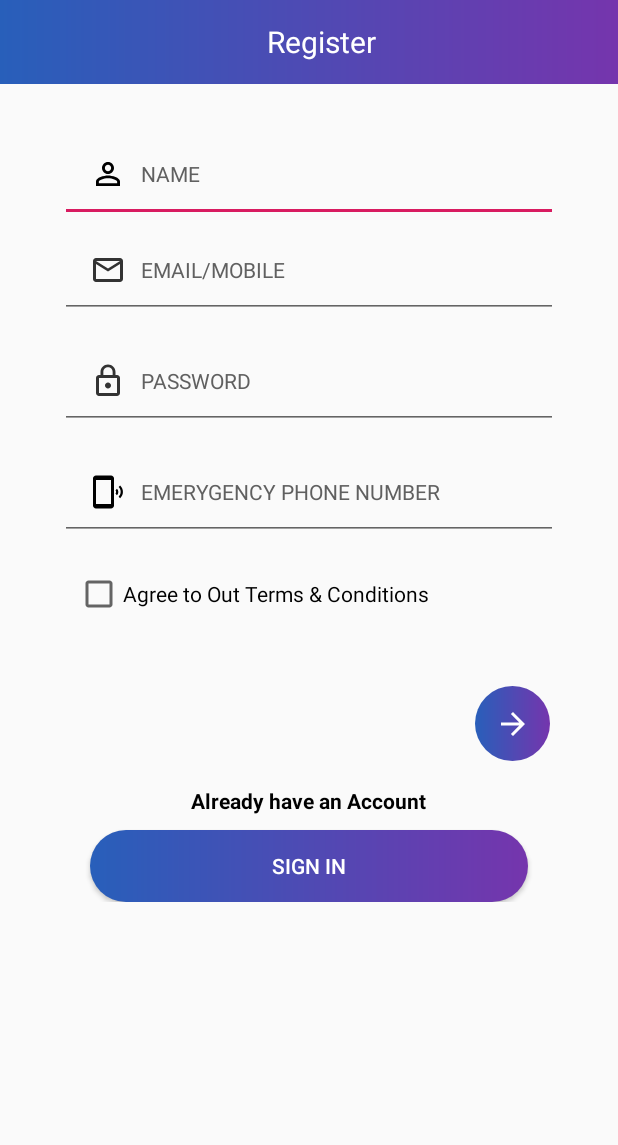
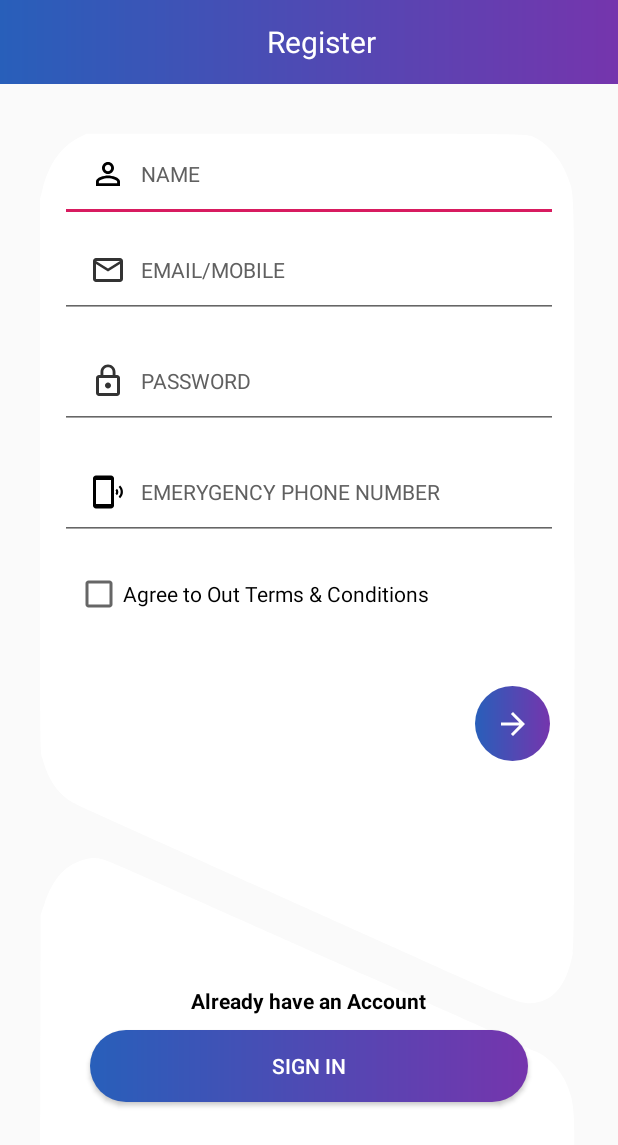
Before and after one commit to princexoleo/Be-Safe-lite, an Android app: the SignUpActivity screen opened directly, with no data from a screen before it, on a phone screen of 412 x 824 dp. Shown: the top 1145 px of the screen. Run offline under Robolectric (Android 15) with nearby library versions, the phone set to English and light mode, and no system bars.

Commit message:
some bug fixed

```diff
--- a/app/src/main/java/airobotics/asia/SignUpActivity.java
+++ b/app/src/main/java/airobotics/asia/SignUpActivity.java
@@ -1,14 +1,66 @@
 package airobotics.asia;
 
 import androidx.appcompat.app.AppCompatActivity;
+import androidx.appcompat.widget.Toolbar;
 
+import android.content.Intent;
 import android.os.Bundle;
+import android.util.Log;
+import android.view.View;
+import android.widget.Button;
+import android.widget.CheckBox;
+import android.widget.EditText;
+import android.widget.ImageButton;
+import android.widget.Toast;
 
 public class SignUpActivity extends AppCompatActivity {
+    private static final String TAG = "SignUpActivity";
+
+    //
+    Toolbar toolbar;
+    EditText emailEditText, passwordEditText, emergencyPhoneEditText;
+    CheckBox checkBox;
+    ImageButton signupButton;
+    Button signinButton;
+    //
 
     @Override
     protected void onCreate(Bundle savedInstanceState) {
         super.onCreate(savedInstanceState);
         setContentView(R.layout.activity_sign_up);
+
+        //initialize view components with XML files
+        toolbar = findViewById(R.id.toolbar);
+        emailEditText = findViewById(R.id.email);
+        passwordEditText = findViewById(R.id.password);
+        emergencyPhoneEditText = findViewById(R.id.emergency_phone);
+        signinButton = findViewById(R.id.r_signin_btn);
+        signupButton = findViewById(R.id.r_signup_btn);
+        checkBox = findViewById(R.id.checkbox);
+
+        //
+        signinButton.setOnClickListener(new View.OnClickListener() {
+            @Override
+            public void onClick(View v) {
+                //if sign in button pressed ..
+                Log.d(TAG, "onClick: sign-in button");
+                //we are going to next activity so we need a intent
+                Intent goNextIntent = new Intent(SignUpActivity.this, MainActivity.class);
+                startActivity(goNextIntent);
+                finish();
+
+            }
+        });
+
+        //
+        signupButton.setOnClickListener(new View.OnClickListener() {
+            @Override
+            public void onClick(View v) {
+                //sign up button pressed
+                Log.d(TAG, "onClick: sign-up button");
+                 Toast.makeText(SignUpActivity.this, "Sign Up Button Pressed!", Toast.LENGTH_SHORT).show();
+
+            }
+        });
     }
 }
--- a/app/src/main/res/drawable/layout_background.xml
+++ b/app/src/main/res/drawable/layout_background.xml
@@ -1,4 +1,18 @@
 <?xml version="1.0" encoding="utf-8"?>
-<selector xmlns:android="http://schemas.android.com/apk/res/android">
-
-</selector>
+<vector xmlns:android="http://schemas.android.com/apk/res/android"
+    android:viewportWidth="500"
+    android:viewportHeight="749"
+    android:width="625dp"
+    android:height="936.25dp">
+    <group
+        android:scaleX="0.1"
+        android:scaleY="-0.1"
+        android:translateY="749">
+        <path
+            android:pathData="M439 7416C282 7361 169 7248 113 7090l-23 -65 0 -1751c0 -1693 1 -1753 19 -1806 35 -101 99 -185 184 -241 57 -38 90 -50 442 -162 132 -42 701 -224 1265 -405 564 -180 1084 -346 1155 -368 72 -22 362 -114 645 -206 558 -179 630 -196 749 -177 165 27 267 129 316 316 13 53 15 321 15 2410 0 2572 4 2397 -58 2523 -56 115 -184 223 -310 262 -63 20 -97 20 -2036 20l-1971 0 -66 -24z"
+            android:fillColor="#ffffff" />
+        <path
+            android:pathData="M498 2820C322 2790 207 2702 128 2534L95 2465 92 1476C90 496 90 486 110 424 155 289 255 178 389 112l76 -37 1998 -3 1997 -2 63 21c160 53 293 193 338 357 17 59 19 106 19 407 0 369 -4 404 -56 507 -55 109 -179 205 -304 237 -25 7 -54 16 -65 21 -11 5 -206 68 -433 140 -227 72 -677 214 -1000 316 -323 102 -623 197 -667 211 -44 14 -343 108 -665 210 -322 102 -691 218 -820 259 -240 76 -271 81 -372 64z"
+            android:fillColor="#ffffff" />
+    </group>
+</vector>
--- a/app/src/main/res/layout/activity_sign_up.xml
+++ b/app/src/main/res/layout/activity_sign_up.xml
@@ -63,7 +63,7 @@
                     android:layout_height="wrap_content"
                     android:drawableLeft="@drawable/ic_perm_identity_black_24dp"
                     android:layout_marginEnd="20dp"
-                    android:id="@+id/name"
+                    android:id="@+id/r_name"
                     android:layout_marginStart="20dp"
                     android:textSize="14sp"
                     android:drawablePadding="10dp"
@@ -129,7 +129,7 @@
                     android:layout_gravity="end"
                     android:layout_marginTop="45dp"
                     android:layout_marginEnd="25dp"
-                    android:id="@+id/signup"
+                    android:id="@+id/r_signup_btn"
                     android:src="@drawable/ic_arrow_forward_black_24dp"
                     android:background="@drawable/button_background"/>
 
@@ -158,7 +158,7 @@
                     android:layout_marginLeft="40dp"
                     android:layout_marginRight="40dp"
                     android:layout_marginTop="10dp"
-                    android:id="@+id/signin"
+                    android:id="@+id/r_signin_btn"
                     android:background="@drawable/button_background"
                     android:text="SIGN IN"
                     android:textColor="@android:color/white" />
```
